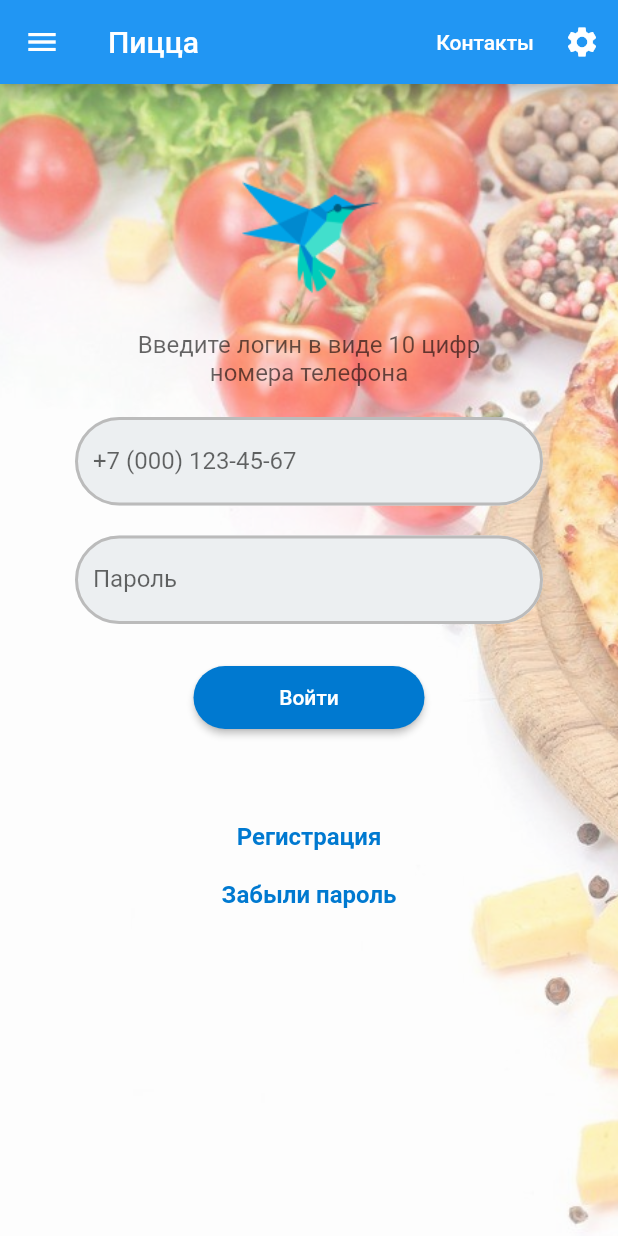
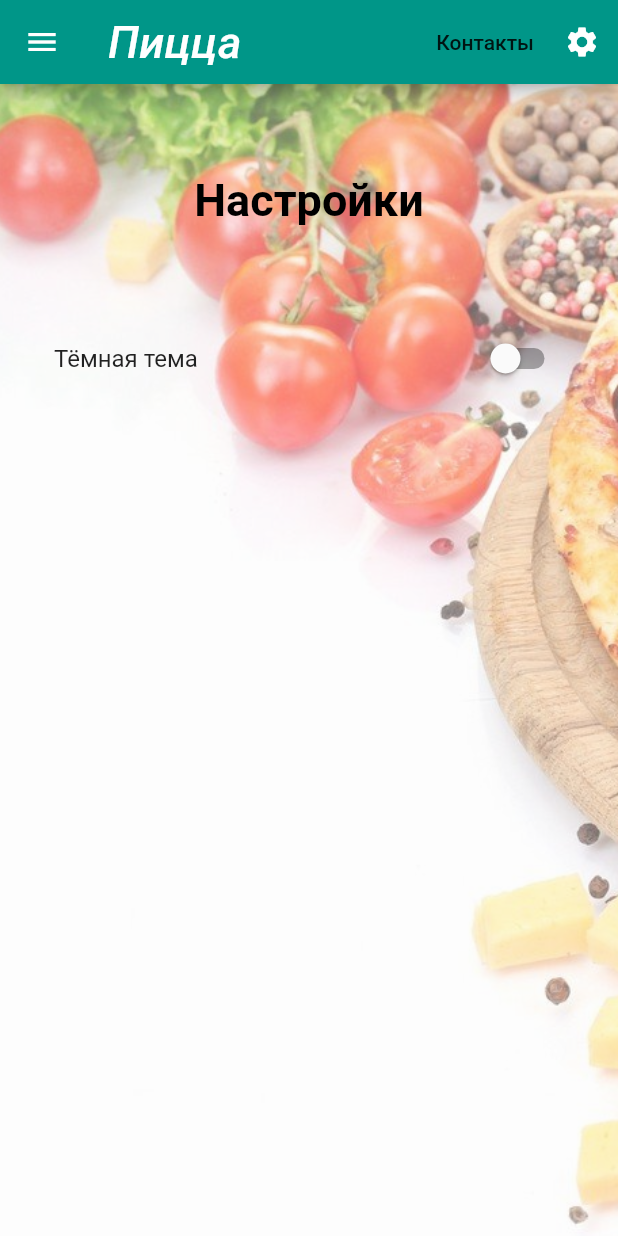
Before and after one commit to iswift-ru/flutter_first_project, a Flutter app: the screen it shows after launch, after a tap on the "settings" icon, on a phone screen of 412 x 824 dp. Run offline on Flutter 3.47's test engine with Material 2 defaults, Android fonts, the phone set to English and light mode, and no system bars; Roboto replaces fonts that are missing (Georgia).

Commit message:
Добавлена тема Добавлены дополнительные страницы в навигацию

```diff
--- a/lib/main.dart
+++ b/lib/main.dart
@@ -1,9 +1,9 @@
 import 'package:flutter/material.dart';
 import 'package:flutter_first_project/navigations.dart';
-import 'package:flutter_first_project/autch.dart';
+import 'package:flutter_first_project/pizza_theme_app.dart';
 import 'package:flutter_first_project/calc_pizza.dart';
 import 'package:flutter_first_project/contacts.dart';
 
 void main() {
-  runApp(const Navigations());
+  runApp(const PizzaThemeApp());
 }
--- a/lib/navigations.dart
+++ b/lib/navigations.dart
@@ -1,29 +1,31 @@
 import 'package:flutter/material.dart';
-import 'package:flutter_first_project/autch.dart';
+import 'package:flutter_first_project/pizza_theme_app.dart';
 import 'package:flutter_first_project/contacts.dart';
-
-class Navigations extends StatefulWidget {
-  const Navigations({Key? key}) : super(key: key);
-
-  @override
-  _NavigationsState createState() => _NavigationsState();
-}
-
-class _NavigationsState extends State<Navigations> {
-  @override
-  Widget build(BuildContext context) {
-    return MaterialApp(
-      // home: const MainScreen(),
-      initialRoute: '/',
-      routes: {
-        '/': (context) => const Autch(),
-        '/contacts': (context) => const Contacts(),
-      },
-    );
-  }
-}
+import 'package:flutter_first_project/themes/global_theme.dart';
 
 final _messengerKey = GlobalKey<ScaffoldMessengerState>();
+
+
+class PizzaAppBar {
+  PreferredSizeWidget appBar(context) => AppBar(
+        title: Text("Пицца"),
+        actions: [
+          TextButton(
+            onPressed: () {
+              Navigator.pushNamed(context, '/contacts');
+            },
+            child: Text("Контакты",
+              style: Theme.of(context).textTheme.bodyText1,
+            ),
+          ),
+          IconButton(
+              onPressed: () {
+                Navigator.pushNamed(context, '/settings');
+              },
+              icon: Icon(Icons.settings)),
+        ],
+      );
+}
 
 Widget navDrawer(context) => Drawer(
   child: ListView(
@@ -69,10 +71,9 @@ Widget navDrawer(context) => Drawer(
       ),
       ListTile(
         leading: const Icon(Icons.bookmark_border_sharp),
-        title: const Text("Заказы"),
+        title: const Text("Заказы",),
         onTap: () {
-          _messengerKey.currentState!.showSnackBar(
-              const SnackBar(content: Text("Переход в Заказы")));
+          Navigator.pushNamed(context, '/orders');
         },
       ),
       ListTile(
@@ -97,8 +98,7 @@ Widget navDrawer(context) => Drawer(
         leading: const Icon(Icons.settings),
         title: const Text("Настройки"),
         onTap: () {
-          _messengerKey.currentState!.showSnackBar(
-              const SnackBar(content: Text("Переход в Настройки")));
+          Navigator.pushNamed(context, '/settings');
         },
       ),
     ],
--- a/lib/autch.dart
+++ b/lib/pizza_theme_app.dart
@@ -1,13 +1,43 @@
 import 'package:flutter/material.dart';
 import 'package:flutter_first_project/navigations.dart';
 import 'package:flutter_first_project/contacts.dart';
+import 'package:flutter_first_project/settings.dart';
+import 'package:flutter_first_project/themes/global_theme.dart';
 
-class Autch extends StatelessWidget {
-  const Autch({Key? key}) : super(key: key);
+import 'orders.dart';
 
-  // This widget is the root of your application.
+class PizzaThemeApp extends StatelessWidget {
+  const PizzaThemeApp({Key? key}) : super(key: key);
+
   @override
   Widget build(BuildContext context) {
+    return MaterialApp(
+      theme: globalTheme(),
+      // home: PizzaTheme(),
+      // home: const MainScreen(),
+      initialRoute: '/',
+      routes: {
+        '/': (context) => const PizzaTheme(),
+        '/orders': (context) => const Orders(),
+        '/contacts': (context) => const Contacts(),
+        '/settings': (context) => const Settings(),
+      },
+    );
+  }
+}
+
+
+class PizzaTheme extends StatefulWidget {
+  const PizzaTheme({Key? key}) : super(key: key);
+
+  @override
+  _PizzaThemeState createState() => _PizzaThemeState();
+}
+
+class _PizzaThemeState extends State<PizzaTheme> {
+  @override
+  Widget build(BuildContext context) {
+
     const borderStyle = OutlineInputBorder(
         borderRadius: BorderRadius.all(Radius.circular(36)),
         borderSide: BorderSide(
@@ -23,21 +53,12 @@ class Autch extends StatelessWidget {
     final ButtonStyle buttonStyle =
     TextButton.styleFrom(primary: Theme.of(context).colorScheme.onPrimary);
 
+    var pizzaBar = PizzaAppBar();
 
     return MaterialApp(
+      theme: globalTheme(),
       home: Scaffold(
-          appBar: AppBar(
-            title: Text("Пицца"),
-            actions: [
-              TextButton(
-                onPressed: () {},
-                child: Text("Контакты"),
-                style: buttonStyle,),
-              IconButton(
-                  onPressed: () {},
-                  icon: Icon(Icons.settings)),
-            ],
-          ),
+          appBar: pizzaBar.appBar(context),
           drawer: navDrawer(context),
           body: Container(
             decoration: const BoxDecoration(
@@ -86,7 +107,7 @@ class Autch extends StatelessWidget {
                 ElevatedButton(onPressed: () {},
                   child: Text('Войти'),
                   style: ElevatedButton.styleFrom(
-                      primary: Color(0xFF0079D0),
+                      primary: Theme.of(context).colorScheme.primary,
                       shape: RoundedRectangleBorder(
                         borderRadius: BorderRadiusDirectional.circular(36.0),
                       )
@@ -94,9 +115,9 @@ class Autch extends StatelessWidget {
                 )
                 ),
                 SizedBox(height: 62,),
-                InkWell(child: const Text('Регистрация', style: linkTextStyle,), onTap: () {},),
+                InkWell(child: Text('Регистрация', style: Theme.of(context).textTheme.bodyText2,), onTap: () {},),
                 SizedBox(height: 20,),
-                InkWell(child: const Text('Забыли пароль', style: linkTextStyle,), onTap: () {},),
+                InkWell(child: Text('Забыли пароль', style: Theme.of(context).textTheme.bodyText2,), onTap: () {},),
               ],
               ),
             ),
--- /dev/null
+++ b/lib/settings.dart
@@ -0,0 +1,65 @@
+import 'package:flutter/material.dart';
+import 'package:flutter_first_project/navigations.dart';
+import 'package:flutter_first_project/pizza_theme_app.dart';
+import 'package:flutter_first_project/themes/global_theme.dart';
+
+class Settings extends StatefulWidget {
+  const Settings({Key? key}) : super(key: key);
+
+  @override
+  _SettingsState createState() => _SettingsState();
+}
+
+class _SettingsState extends State<Settings> {
+
+  bool _isSelected = false;
+  var pizzaBar = PizzaAppBar();
+
+  @override
+  Widget build(BuildContext context) {
+
+    final ButtonStyle buttonStyle =
+    TextButton.styleFrom(primary: Theme.of(context).colorScheme.onPrimary);
+
+    return MaterialApp(
+      theme: globalTheme(),
+      home: Scaffold(
+          appBar: pizzaBar.appBar(context),
+          drawer: navDrawer(context),
+          body: Container(
+            decoration: const BoxDecoration(
+                image: DecorationImage(
+                  image: AssetImage('assets/images/background.jpg'),
+                  fit: BoxFit.cover,
+                  opacity: 0.6,
+                )
+            ),
+            width: double.infinity,
+            height: double.infinity,
+            padding: EdgeInsets.symmetric(horizontal: 20),
+            child: SingleChildScrollView(
+              child: Column(children: [
+                SizedBox(height: 60,),
+                Text("Настройки",
+                  style: Theme
+                      .of(context)
+                      .textTheme
+                      .headline2,),
+                SizedBox(height: 60,),
+                SwitchListTile(
+                  value: _isSelected,
+                  onChanged: (bool newValue) {
+                    setState(() {
+                      _isSelected = !_isSelected;
+                    });
+                  },
+                  title: Text('Тёмная тема'),
+                ),
+                SizedBox(height: 60,),
+              ],
+              ),
+            ),
+          )),
+    );
+  }
+}
--- /dev/null
+++ b/lib/themes/global_theme.dart
@@ -0,0 +1,22 @@
+import 'package:flutter/material.dart';
+
+ThemeData globalTheme() => ThemeData(
+      fontFamily: "Georgia",
+      splashColor: Colors.tealAccent,
+      colorScheme: ColorScheme.fromSwatch(
+        brightness: Brightness.light,
+        primarySwatch: Colors.teal,
+      ).copyWith(
+        secondary: Colors.green,
+      ),
+      textTheme: const TextTheme(
+        headline1: TextStyle(fontSize: 72.0, fontWeight: FontWeight.bold),
+        headline2: TextStyle(fontSize: 30.0, fontWeight: FontWeight.bold, color: Colors.black),
+        headline6: TextStyle(fontSize: 30.0, fontStyle: FontStyle.italic),
+        bodyText2: TextStyle(fontSize: 14.0, fontFamily: "Hing", color: Colors.teal),
+      ),
+      buttonTheme: const ButtonThemeData(
+        buttonColor: Colors.teal,
+        textTheme: ButtonTextTheme.accent,
+      ),
+    );
```
Also changed, not shown: lib/contacts.dart (+10 -15 lines), lib/orders.dart (added, +46 -0 lines), 2 other files.
